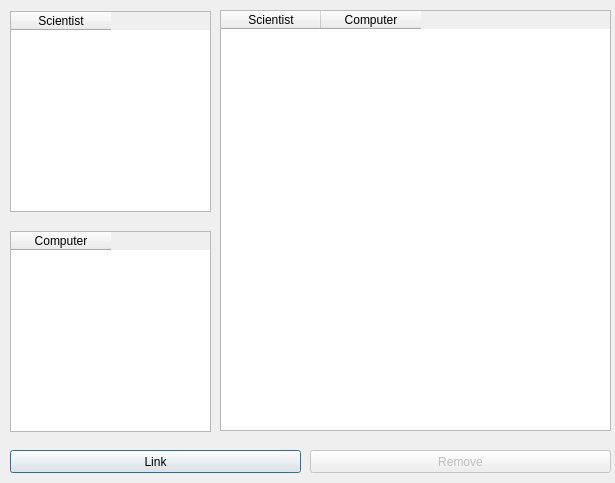
Old version of the form EndurvinnslustöðATeam/Skil3/Ui/linktogether.ui in the repository trunti/verklegtn-m.
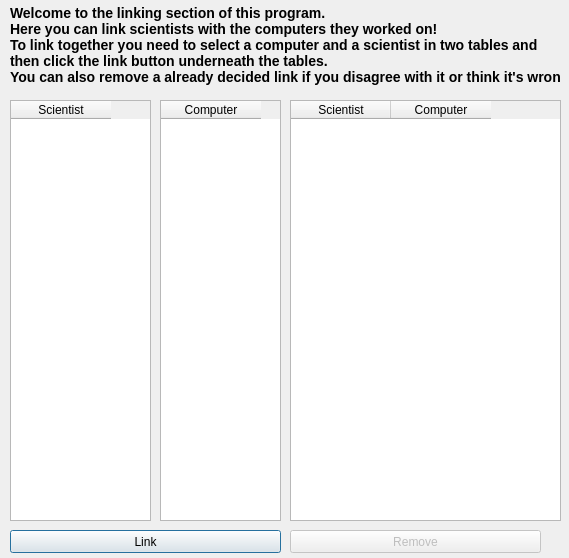
New version of the form.

Patch:
```diff
--- a/EndurvinnslustöðATeam/Skil3/Ui/linktogether.ui
+++ b/EndurvinnslustöðATeam/Skil3/Ui/linktogether.ui
@@ -6,8 +6,8 @@
    <rect>
     <x>0</x>
     <y>0</y>
-    <width>615</width>
-    <height>483</height>
+    <width>569</width>
+    <height>558</height>
    </rect>
   </property>
   <property name="windowTitle">
@@ -16,9 +16,9 @@
   <widget class="QTableWidget" name="table_relation">
    <property name="geometry">
     <rect>
-     <x>220</x>
-     <y>10</y>
-     <width>391</width>
+     <x>290</x>
+     <y>100</y>
+     <width>271</width>
      <height>421</height>
     </rect>
    </property>
@@ -37,8 +37,8 @@
    <property name="geometry">
     <rect>
      <x>10</x>
-     <y>450</y>
-     <width>291</width>
+     <y>530</y>
+     <width>271</width>
      <height>23</height>
     </rect>
    </property>
@@ -50,9 +50,9 @@
    <property name="geometry">
     <rect>
      <x>10</x>
-     <y>11</y>
-     <width>201</width>
-     <height>201</height>
+     <y>100</y>
+     <width>141</width>
+     <height>421</height>
     </rect>
    </property>
    <column>
@@ -64,10 +64,10 @@
   <widget class="QTableWidget" name="table_comp">
    <property name="geometry">
     <rect>
-     <x>10</x>
-     <y>231</y>
-     <width>201</width>
-     <height>201</height>
+     <x>160</x>
+     <y>100</y>
+     <width>121</width>
+     <height>421</height>
     </rect>
    </property>
    <column>
@@ -82,9 +82,9 @@
    </property>
    <property name="geometry">
     <rect>
-     <x>310</x>
-     <y>450</y>
-     <width>301</width>
+     <x>290</x>
+     <y>530</y>
+     <width>251</width>
      <height>23</height>
     </rect>
    </property>
@@ -92,6 +92,19 @@
     <string>Remove</string>
    </property>
   </widget>
+  <widget class="QLabel" name="label">
+   <property name="geometry">
+    <rect>
+     <x>10</x>
+     <y>0</y>
+     <width>551</width>
+     <height>91</height>
+    </rect>
+   </property>
+   <property name="text">
+    <string>&lt;html&gt;&lt;head/&gt;&lt;body&gt;&lt;p&gt;&lt;span style=&quot; font-size:large; font-weight:600;&quot;&gt;Welcome to the linking section of this program.&lt;br/&gt;Here you can link scientists with the computers they worked on! &lt;br/&gt;To link together you need to select a computer and a scientist in two tables and &lt;br/&gt;then click the link button underneath the tables.&lt;br/&gt;You can also remove a already decided link if you disagree with it or think it's wrong.&lt;/span&gt;&lt;/p&gt;&lt;/body&gt;&lt;/html&gt;</string>
+   </property>
+  </widget>
  </widget>
  <resources/>
  <connections/>
```
